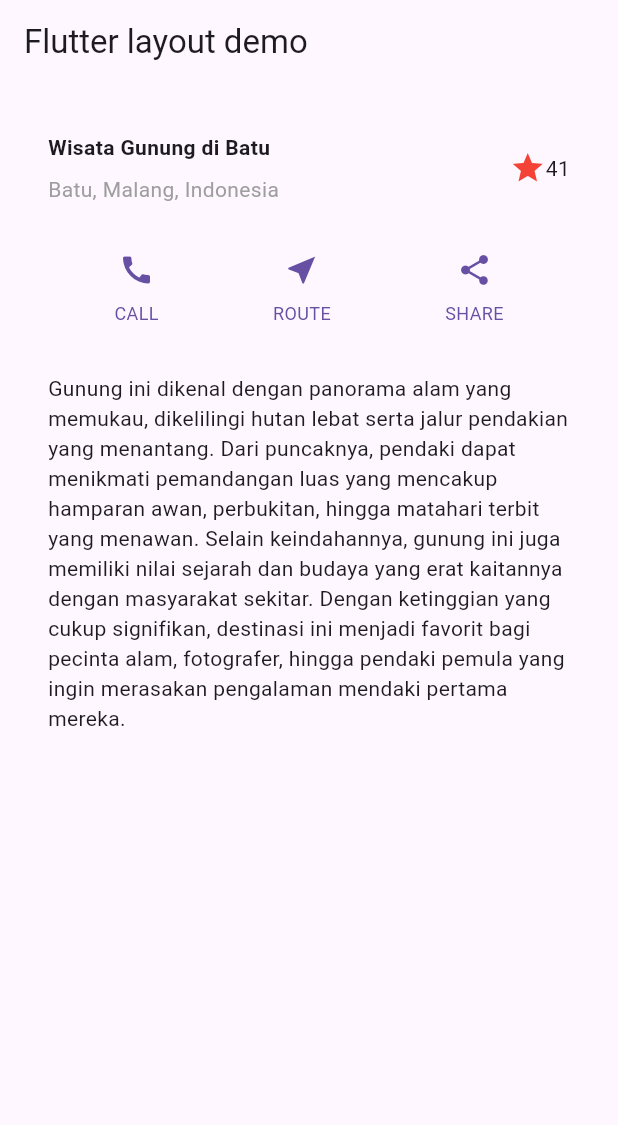
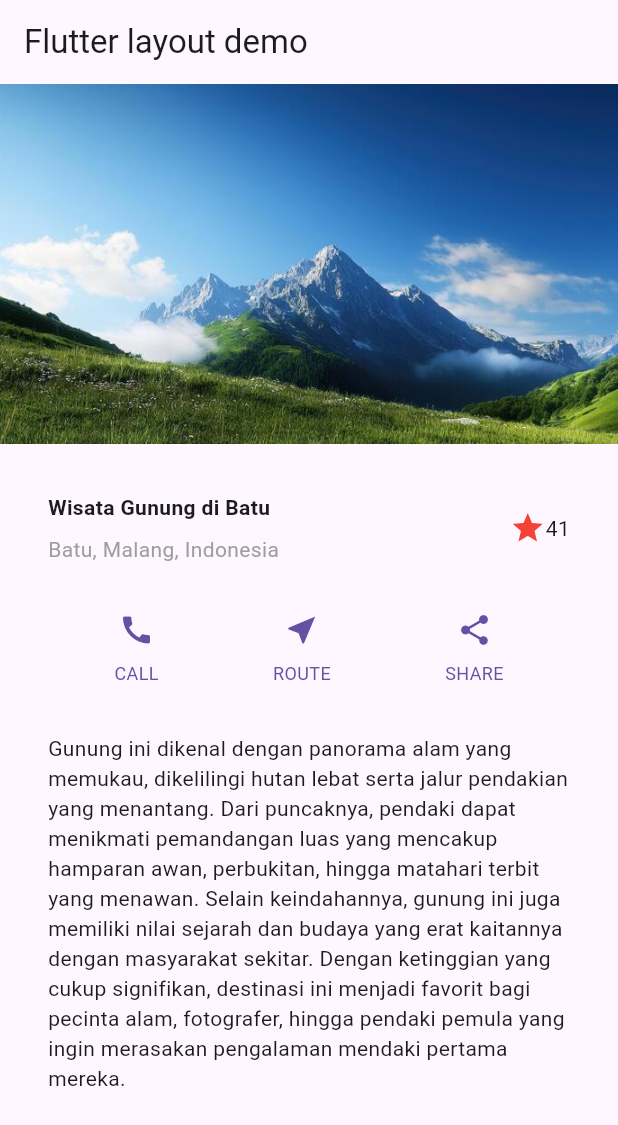
Before and after one commit to Khip01/mobile_programming_2025, a Flutter app: the screen it shows after launch, on a phone screen of 412 x 824 dp. Shown: the top 1125 px of the screen. Run offline on Flutter 3.47's test engine with Material 3 defaults, Android fonts, the phone set to English and light mode, and no system bars.

Commit message:
feat: added practicum 4

```diff
--- a/week_6/layout_flutter/lib/main.dart
+++ b/week_6/layout_flutter/lib/main.dart
@@ -75,8 +75,14 @@ class MyApp extends StatelessWidget {
         appBar: AppBar(
           title: const Text('Flutter layout demo'),
         ),
-        body: Column(
+        body: ListView(
           children: [
+            Image.asset(
+              'assets/mountain.jpeg',
+              width: 600,
+              height: 240,
+              fit: BoxFit.cover,
+            ),
             titleSection,
             buttonSection,
             textSection,
--- a/week_6/layout_flutter/pubspec.yaml
+++ b/week_6/layout_flutter/pubspec.yaml
@@ -58,8 +58,8 @@ flutter:
   uses-material-design: true
 
   # To add assets to your application, add an assets section, like this:
-  # assets:
-  #   - images/a_dot_burr.jpeg
+  assets:
+    - assets/mountain.jpeg
   #   - images/a_dot_ham.jpeg
 
   # An image asset can refer to one or more resolution-specific "variants", see
```
Also changed, not shown: week_6/layout_flutter/assets/mountain.jpeg (added), week_6/layout_flutter/readme_assets/image_preview_dir.png (added), week_6/layout_flutter/readme_assets/image_preview_fix.png (added), week_6/layout_flutter/readme_assets/image_preview_overflow.png (added), week_6/layout_flutter/readme_assets/image_preview_pub.png (added), 1 other file.
